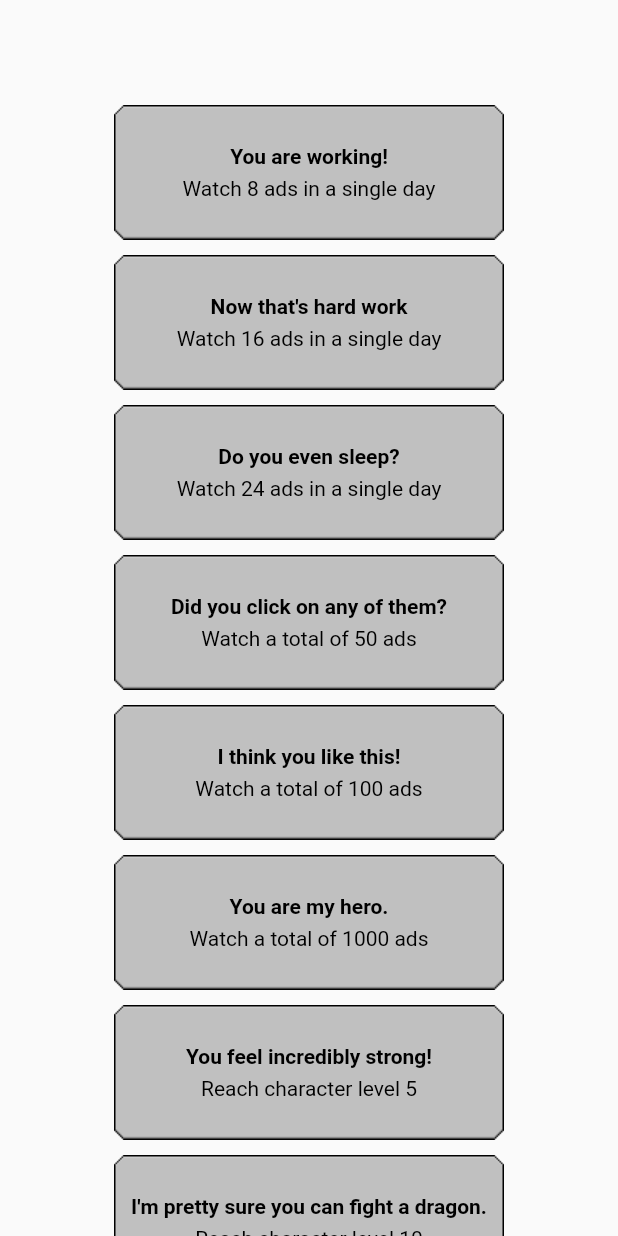
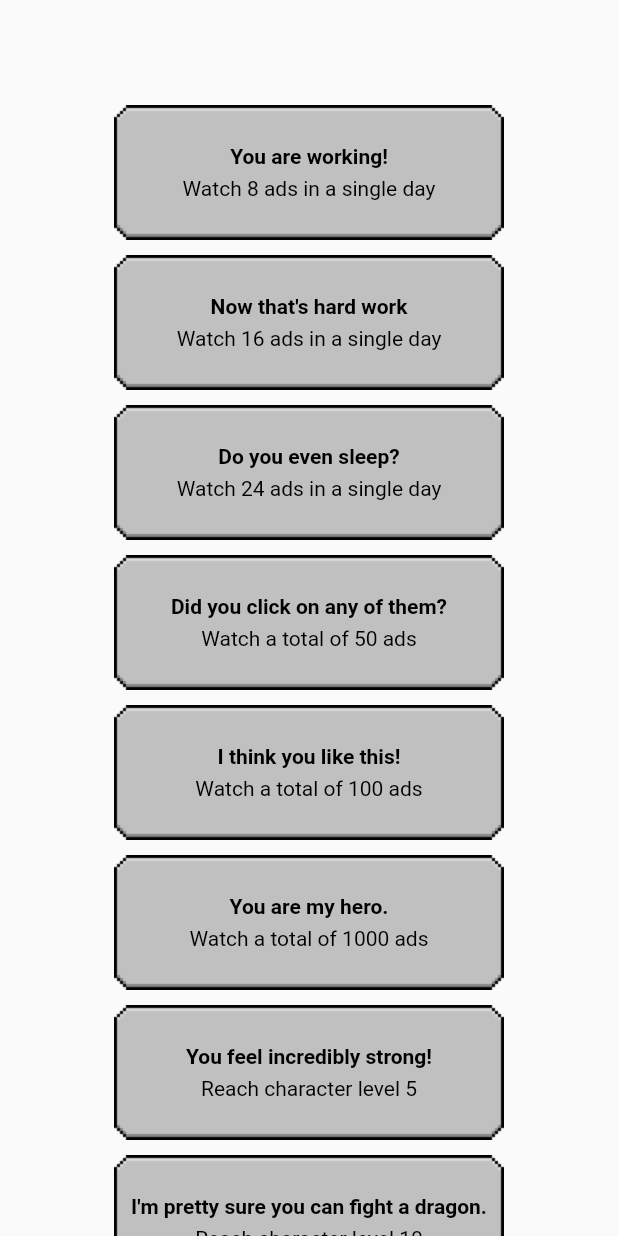
Before and after one commit to pedrohls94/AdWatcher, a Flutter app: the screen it shows after launch, after a tap on "Create", after a tap on "Achievements", on a phone screen of 412 x 824 dp. Run offline on Flutter 3.47's test engine with Material 2 defaults, Android fonts, the phone set to English and light mode, and no system bars; our stand-ins replace google_mobile_ads, redux, shared_preferences.

Commit message:
Updated images for achievements page and changed text color

```diff
--- a/lib/main.dart
+++ b/lib/main.dart
@@ -70,7 +70,7 @@ class MyApp extends StatelessWidget {
         ).apply(bodyColor: const Color(0xFF000000)),
         textButtonTheme: TextButtonThemeData(
           style: ButtonStyle(
-            foregroundColor: MaterialStateProperty.resolveWith((state) => const Color(0xFFDBD7D2)),
+            foregroundColor: MaterialStateProperty.resolveWith((state) => const Color(0xFF000000)),//0xFFDBD7D2)),
           ),
         ),
       ),
```
Also changed, not shown: assets/achievement_card_completed.png, assets/achievement_card_gray.png.
